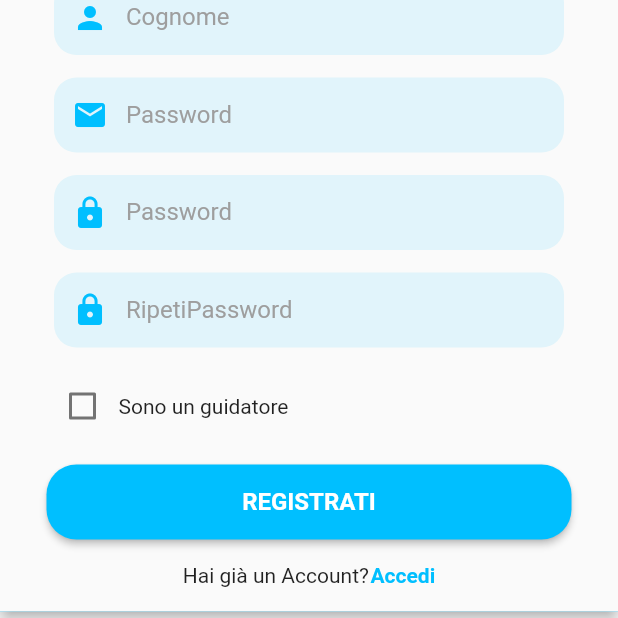
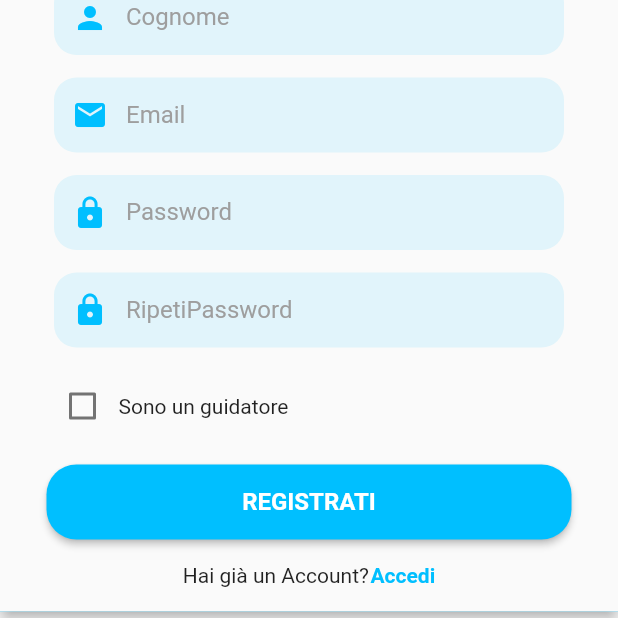
Before and after one commit to DavideTicchiarelli/easy_move_flutter, a Flutter app: the Signup screen opened directly, on a phone screen of 412 x 824 dp, the part 614-1232 px from its top. Run offline on Flutter 3.47's test engine with Material 2 defaults, Android fonts, the phone set to English and light mode, and no system bars; our stand-ins replace cloud_firestore, firebase_auth, firebase_core, firebase_storage, fluttertoast, google_maps_flutter and 1 more; accounts and stored records are empty.

Commit message:
correzzione errori

```diff
--- a/lib/Views/Signup.dart
+++ b/lib/Views/Signup.dart
@@ -101,7 +101,7 @@ class _SignupState extends State<Signup> {
                           const SizedBox(height: 15.0),
                           createTextField(
                             controller: emailController,
-                            labelText: "Password",
+                            labelText: "Email",
                             prefixIcon: Icons.mail,
                             obscureText: false,
                           ),
```
